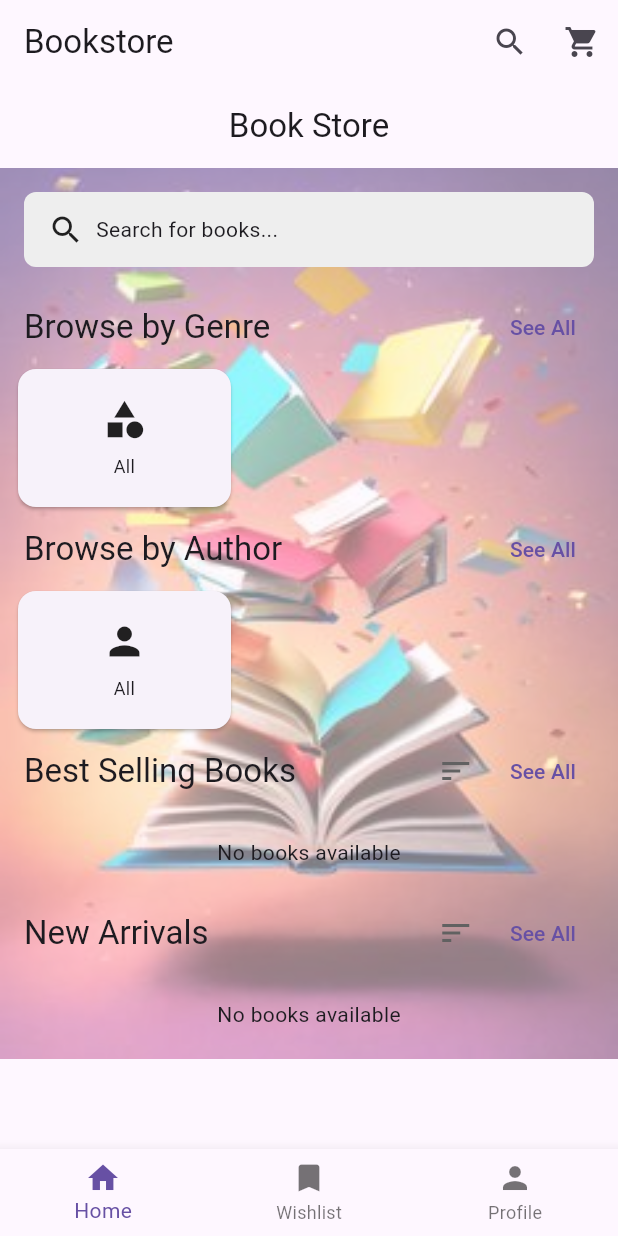
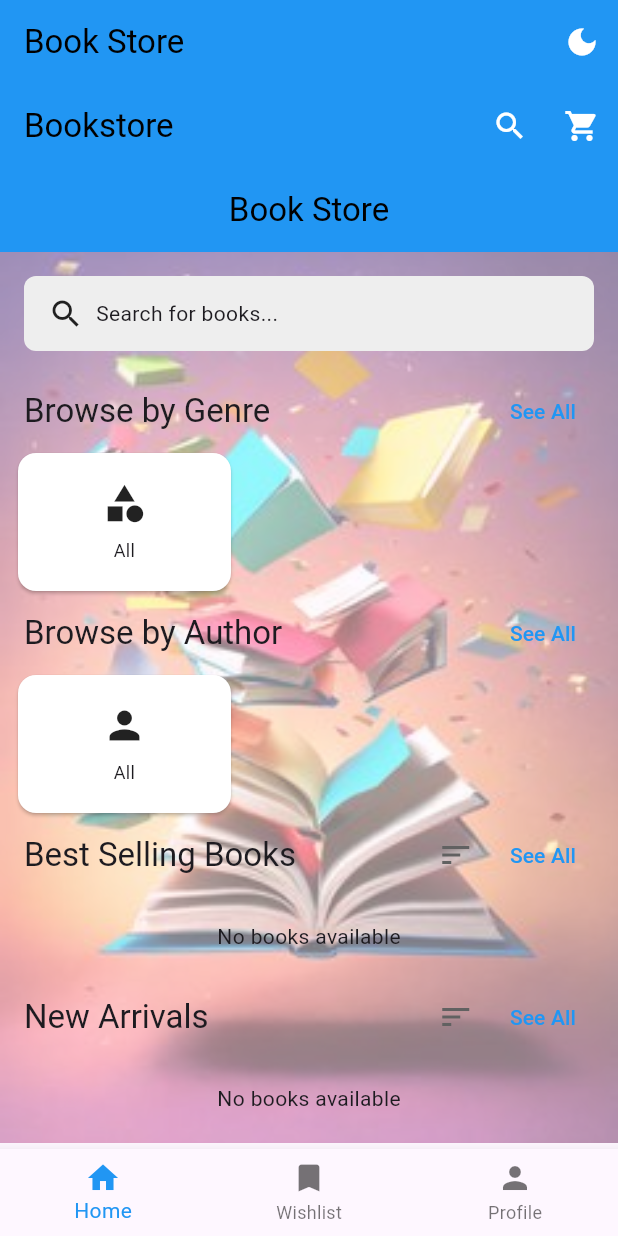
Before and after one commit to Fawas124/book_store2, a Flutter app: the screen it shows once a user with an empty profile is signed in, on a phone screen of 412 x 824 dp. Run offline on Flutter 3.47's test engine with Material 3 defaults, Android fonts, the phone set to English and light mode, and no system bars; our stand-ins replace cached_network_image, cloud_firestore, firebase_auth, firebase_core; accounts and stored records are empty; network calls fail.

Commit message:
third project

```diff
--- a/lib/app.dart
+++ b/lib/app.dart
@@ -2,30 +2,75 @@ import 'package:book_store_2/screens/book/book_detail_screen.dart';
 import 'package:book_store_2/screens/book/search_screen.dart';
 import 'package:book_store_2/services/auth_service.dart';
 import 'package:book_store_2/services/book_service.dart';
+import 'package:book_store_2/services/cart_service.dart';
+import 'package:book_store_2/services/order_service.dart';
+import 'package:book_store_2/services/review_service.dart';
 import 'package:flutter/material.dart';
 import 'package:provider/provider.dart';
 import 'screens/auth/login_screen.dart';
 import 'screens/home_screen.dart';
-import 'models/book.dart'; // Import the Book class
+import 'models/book.dart';
+
+class ThemeProvider with ChangeNotifier {
+  ThemeMode _themeMode = ThemeMode.system;
+
+  ThemeMode get themeMode => _themeMode;
+
+  void setThemeMode(ThemeMode mode) {
+    _themeMode = mode;
+    notifyListeners();
+  }
+
+  void toggleTheme() {
+    _themeMode = _themeMode == ThemeMode.light ? ThemeMode.dark : ThemeMode.light;
+    notifyListeners();
+  }
+}
 
 class BookstoreApp extends StatelessWidget {
   const BookstoreApp({super.key});
 
   @override
   Widget build(BuildContext context) {
+    return MultiProvider(
+      providers: [
+        ChangeNotifierProvider(create: (_) => AuthService()),
+        ChangeNotifierProvider(create: (_) => ThemeProvider()),
+        ChangeNotifierProvider(create: (_) => BookService()),
+        ChangeNotifierProvider(create: (_) => CartService()),
+        ChangeNotifierProvider(create: (_) => ReviewService()),
+        ChangeNotifierProvider(create: (_) => OrderService()),
+        // Your other providers...
+      ],
+      child: Consumer<ThemeProvider>(
+        builder: (context, themeProvider, child) {
           return MaterialApp(
             title: 'Bookstore App',
             debugShowCheckedModeBanner: false,
-      theme: ThemeData(
-        primarySwatch: Colors.blue,
+            theme: ThemeData.light().copyWith(
+              colorScheme: ColorScheme.fromSwatch(primarySwatch: Colors.blue),
               visualDensity: VisualDensity.adaptivePlatformDensity,
+              appBarTheme: const AppBarTheme(
+                backgroundColor: Colors.blue,
+                actionsIconTheme: IconThemeData(color: Colors.white),
               ),
+            ),
+            darkTheme: ThemeData.dark().copyWith(
+              appBarTheme: AppBarTheme(
+                backgroundColor: Colors.blueGrey[800],
+                actionsIconTheme: const IconThemeData(color: Colors.white),
+              ),
+            ),
+            themeMode: themeProvider.themeMode,
             home: const AuthWrapper(),
             routes: {
               '/search': (context) => const SearchScreen(),
               '/bookDetail': (context) => BookDetailScreen(
                   book: ModalRoute.of(context)!.settings.arguments as Book),
             },
+          );
+        },
+      ),
     );
   }
 }
@@ -59,6 +104,23 @@ class _MainWrapperState extends State<MainWrapper> {
 
   @override
   Widget build(BuildContext context) {
-    return const HomeScreen();
+    return Scaffold(
+      appBar: AppBar(
+        title: const Text('Book Store'),
+        actions: [
+          Consumer<ThemeProvider>(
+            builder: (context, themeProvider, child) {
+              return IconButton(
+                icon: Icon(themeProvider.themeMode == ThemeMode.dark
+                    ? Icons.light_mode
+                    : Icons.dark_mode),
+                onPressed: () => themeProvider.toggleTheme(),
+              );
+            },
+          ),
+        ],
+      ),
+      body: const HomeScreen(),
+    );
   }
 }
--- a/lib/main.dart
+++ b/lib/main.dart
@@ -1,5 +1,6 @@
 import 'package:book_store_2/app.dart';
 import 'package:book_store_2/firebase_options.dart';
+import 'package:book_store_2/screens/profile/theme_provider.dart' as profile;
 import 'package:firebase_core/firebase_core.dart';
 import 'package:flutter/material.dart';
 import 'package:provider/provider.dart';
@@ -20,6 +21,7 @@ void main() async {
     MultiProvider(
       providers: [
         ChangeNotifierProvider(create: (_) => AuthService()),
+        ChangeNotifierProvider(create: (_) => profile.ThemeProvider()),
         ChangeNotifierProvider(create: (_) => BookService()),
         ChangeNotifierProvider(create: (_) => CartService()),
         ChangeNotifierProvider(create: (_) => ReviewService()),
--- a/lib/screens/profile/profile_screen.dart
+++ b/lib/screens/profile/profile_screen.dart
@@ -1,4 +1,5 @@
 import 'package:book_store_2/screens/order/order_history.dart';
+import 'package:book_store_2/screens/profile/theme_provider.dart';
 import 'package:book_store_2/screens/settings_screen.dart';
 import 'package:flutter/material.dart';
 import 'package:provider/provider.dart';
@@ -11,6 +12,7 @@ class ProfileScreen extends StatelessWidget {
   @override
   Widget build(BuildContext context) {
     final authService = Provider.of<AuthService>(context);
+    final themeProvider = Provider.of<ThemeProvider>(context);
     final user = authService.user;
 
     return Scaffold(
@@ -73,7 +75,6 @@ class ProfileScreen extends StatelessWidget {
                     title: const Text('Settings'),
                     trailing: const Icon(Icons.chevron_right),
                     onTap: () {
-                      // TODO: Navigate to settings screen
                       Navigator.push(
                         context,
                         MaterialPageRoute(
@@ -82,6 +83,17 @@ class ProfileScreen extends StatelessWidget {
                       );
                     },
                   ),
+                  const Divider(height: 1),
+                  // ListTile(
+                  //   leading: const Icon(Icons.color_lens),
+                  //   title: const Text('Dark Mode'),
+                  //   trailing: Switch(
+                  //     value: themeProvider.themeMode == ThemeMode.dark,
+                  //     onChanged: (value) {
+                  //       themeProvider.toggleTheme(value);
+                  //     },
+                  //   ),
+                  // ),
                 ],
               ),
             ),
--- /dev/null
+++ b/lib/screens/profile/theme_provider.dart
@@ -0,0 +1,12 @@
+import 'package:flutter/material.dart';
+
+class ThemeProvider with ChangeNotifier {
+  ThemeMode _themeMode = ThemeMode.light;
+
+  ThemeMode get themeMode => _themeMode;
+
+  void toggleTheme(bool isDark) {
+    _themeMode = isDark ? ThemeMode.dark : ThemeMode.light;
+    notifyListeners();
+  }
+}
--- a/pubspec.yaml
+++ b/pubspec.yaml
@@ -20,6 +20,7 @@ dependencies:
   firebase_core_web: ^2.17.5
   url_launcher: ^6.3.1
   js: ^0.7.0
+  shared_preferences: ^2.0.15
 
 dev_dependencies:
   flutter_test:
```
Also changed, not shown: pubspec.lock, 1 other file. Lines whose indentation alone changed are shown as unchanged.
